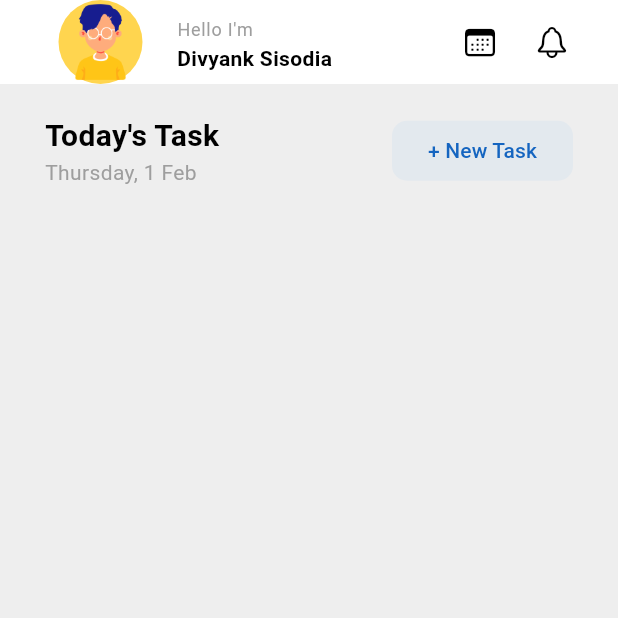
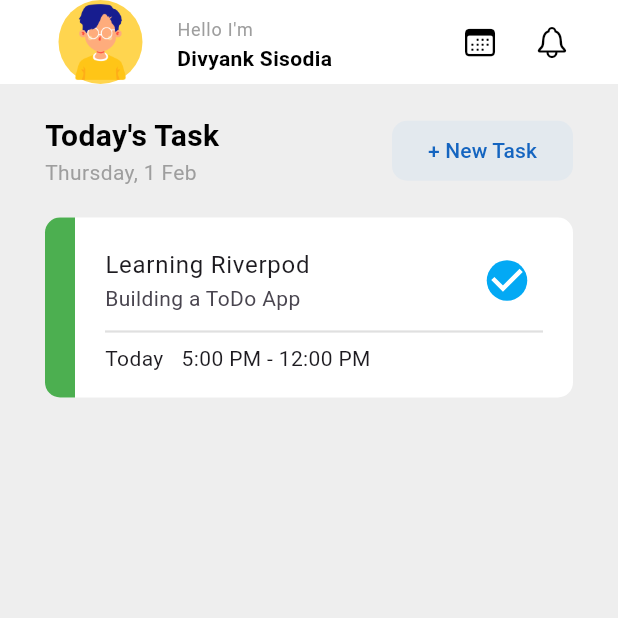
Before and after one commit to DivyankSisodia/todoApp, a Flutter app: the screen it shows after launch, on a phone screen of 412 x 824 dp, the top half of it. Run offline on Flutter 3.47's test engine with Material 3 defaults, Android fonts, the phone set to English and light mode, and no system bars; our stand-ins replace flutter_riverpod, gap.

Commit message:
UI Done and adding firebase

```diff
--- a/lib/main.dart
+++ b/lib/main.dart
@@ -3,6 +3,7 @@ import 'package:flutter/material.dart';
 import 'package:flutter_riverpod/flutter_riverpod.dart';
 import 'package:gap/gap.dart';
 import 'package:todoapp/common/show_model.dart';
+import 'package:todoapp/widget/card_todo_widget.dart';
 
 void main() {
   runApp(const MyApp());
@@ -118,7 +119,14 @@ class HomePage extends StatelessWidget {
                     child: const Text('+ New Task'),
                   ),
                 ],
-              )
+              ),
+              const Gap(20),
+              ListView.builder(
+                  itemCount: 1,
+                  shrinkWrap: true,
+                  itemBuilder: (context, index) {
+                    return const CardTododWidget();
+                  }),
             ],
           ),
         ),
--- /dev/null
+++ b/lib/widget/card_todo_widget.dart
@@ -0,0 +1,83 @@
+import 'package:flutter/material.dart';
+import 'package:gap/gap.dart';
+
+class CardTododWidget extends StatelessWidget {
+  const CardTododWidget({
+    super.key,
+  });
+
+  @override
+  Widget build(BuildContext context) {
+    return Container(
+      width: double.infinity,
+      height: 120,
+      decoration: BoxDecoration(
+        color: Colors.white,
+        borderRadius: BorderRadius.circular(10),
+      ),
+      child: Row(
+        children: [
+          Container(
+            decoration: const BoxDecoration(
+              color: Colors.green,
+              borderRadius: BorderRadius.only(
+                topLeft: Radius.circular(10),
+                bottomLeft: Radius.circular(10),
+              ),
+            ),
+            width: 20,
+          ),
+          Expanded(
+              child: Padding(
+            padding: const EdgeInsets.symmetric(
+              horizontal: 20,
+              // vertical: 20,
+            ),
+            child: Column(
+              mainAxisAlignment: MainAxisAlignment.center,
+              crossAxisAlignment: CrossAxisAlignment.start,
+              children: [
+                ListTile(
+                  contentPadding: EdgeInsets.zero,
+                  title: const Text('Learning Riverpod'),
+                  subtitle: const Text('Building a ToDo App'),
+                  trailing: Transform.scale(
+                    scale: 1.5,
+                    child: Checkbox(
+                      activeColor: Colors.lightBlue,
+                      shape: const CircleBorder(),
+                      value: true,
+                      onChanged: (value) {
+                        print(value);
+                      },
+                    ),
+                  ),
+                ),
+                Transform.translate(
+                  offset: const Offset(0, -10),
+                  child: SizedBox(
+                    child: Column(
+                      children: [
+                        Divider(
+                          thickness: 1.5,
+                          color: Colors.grey.shade300,
+                        ),
+                        const Row(
+                          children: [
+                            Text('Today'),
+                            Gap(12),
+                            Text('5:00 PM - 12:00 PM')
+                          ],
+                        )
+                      ],
+                    ),
+                  ),
+                )
+              ],
+            ),
+          )),
+        ],
+      ),
+    );
+  }
+}
```
Also changed, not shown: lib/common/show_model.dart (+24 -6 lines), lib/provider/date_provider.dart (added, +9 -0 lines), pubspec.yaml (+1 -6 lines), pubspec.lock.
